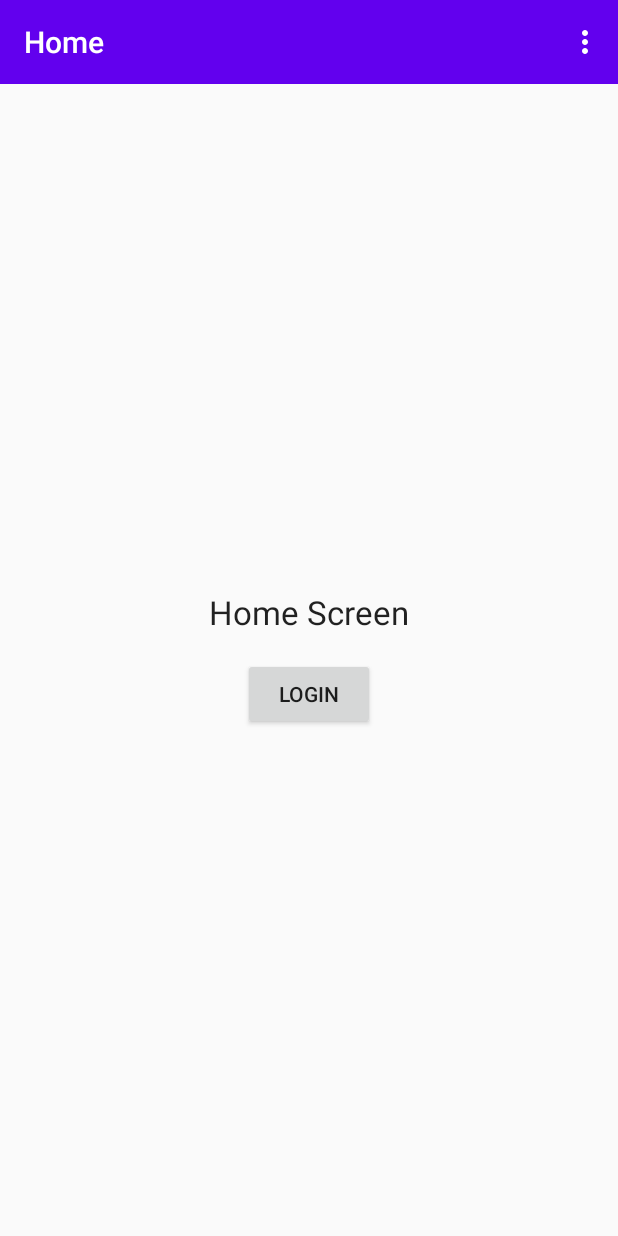
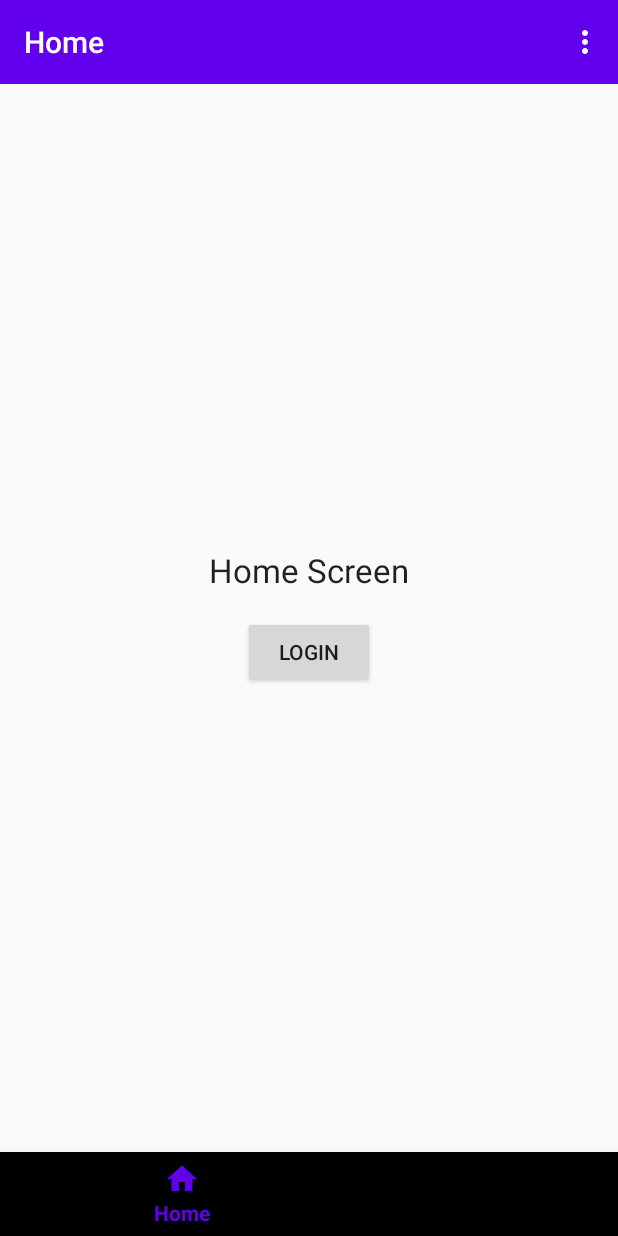
Before and after one commit to ArtemisSoftware/Galene-Navigation, an Android app: the screen it shows after launch (MainActivity), on a phone screen of 412 x 824 dp. Run offline under Robolectric (Android 15) with nearby library versions, the light colour scheme and no system bars; our stand-ins replace navigation-ui.

Commit message:
BottomNavigationView

```diff
--- a/app/src/main/java/com/artemissoftware/galenenavigation/MainActivity.kt
+++ b/app/src/main/java/com/artemissoftware/galenenavigation/MainActivity.kt
@@ -7,13 +7,17 @@ import android.view.MenuItem
 import androidx.navigation.NavController
 import androidx.navigation.fragment.NavHostFragment
 import androidx.navigation.fragment.findNavController
+import androidx.navigation.ui.AppBarConfiguration
 import androidx.navigation.ui.onNavDestinationSelected
 import androidx.navigation.ui.setupActionBarWithNavController
+import androidx.navigation.ui.setupWithNavController
 import kotlinx.android.synthetic.main.activity_main.*
 
 class MainActivity : AppCompatActivity() {
 
     private lateinit var navController: NavController
+    private lateinit var appBarConfiguration: AppBarConfiguration
+
 
     override fun onCreate(savedInstanceState: Bundle?) {
         super.onCreate(savedInstanceState)
@@ -23,9 +27,12 @@ class MainActivity : AppCompatActivity() {
         val navHostFragment = supportFragmentManager.findFragmentById(R.id.nav_host_fragment) as NavHostFragment
         navController = navHostFragment.findNavController()
 
+        appBarConfiguration = AppBarConfiguration(setOf(R.id.homeFragment, R.id.searchFragment))
+
         setSupportActionBar(toolbar)
-        setupActionBarWithNavController(navController)
+        setupActionBarWithNavController(navController, appBarConfiguration)
 
+        bottom_nav.setupWithNavController(navController)
     }
 
     override fun onCreateOptionsMenu(menu: Menu?): Boolean {
--- /dev/null
+++ b/app/src/main/java/com/artemissoftware/galenenavigation/SearchFragment.kt
@@ -0,0 +1,6 @@
+package com.artemissoftware.galenenavigation
+
+import androidx.fragment.app.Fragment
+
+class SearchFragment : Fragment(R.layout.fragment_search){
+}
--- a/app/src/main/res/layout/activity_main.xml
+++ b/app/src/main/res/layout/activity_main.xml
@@ -19,8 +19,16 @@
         android:name="androidx.navigation.fragment.NavHostFragment"
         android:layout_width="match_parent"
         android:layout_height="match_parent"
+        android:layout_above="@id/bottom_nav"
         android:layout_below="@id/toolbar"
         app:defaultNavHost="true"
         app:navGraph="@navigation/nav_graph" />
 
+    <com.google.android.material.bottomnavigation.BottomNavigationView
+        android:id="@+id/bottom_nav"
+        android:layout_width="match_parent"
+        android:layout_height="wrap_content"
+        android:layout_alignParentBottom="true"
+        app:menu="@menu/drawer_bottom_nav_menu" />
+
 </RelativeLayout>
--- /dev/null
+++ b/app/src/main/res/menu/drawer_bottom_nav_menu.xml
@@ -0,0 +1,14 @@
+<?xml version="1.0" encoding="utf-8"?>
+<menu xmlns:android="http://schemas.android.com/apk/res/android">
+
+    <item
+        android:id="@+id/homeFragment"
+        android:icon="@drawable/ic_home"
+        android:title="Home" />
+
+    <item
+        android:id="@+id/searchFragment"
+        android:icon="@drawable/ic_search"
+        android:title="Search" />
+
+</menu>
--- a/app/src/main/res/navigation/nav_graph.xml
+++ b/app/src/main/res/navigation/nav_graph.xml
@@ -65,4 +65,9 @@
         app:exitAnim="@anim/slide_out_bottom"
         app:popEnterAnim="@anim/slide_in_bottom"
         app:popExitAnim="@anim/slide_out_top" />
+    <fragment
+        android:id="@+id/searchFragment"
+        android:name="com.artemissoftware.galenenavigation.SearchFragment"
+        android:label="Search"
+        tools:layout="@layout/fragment_search" />
 </navigation>
```
Also changed, not shown: app/src/main/res/layout/fragment_search.xml (added, +17 -0 lines), 1 other file.
